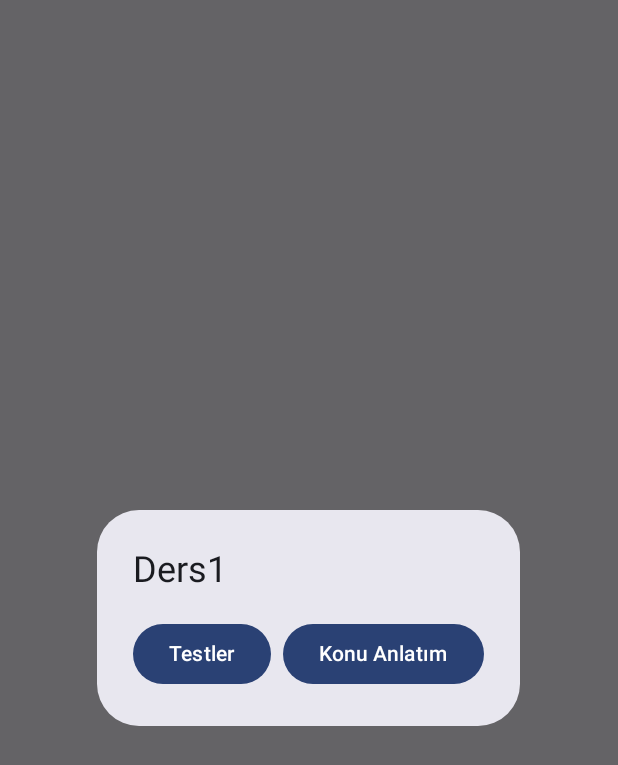
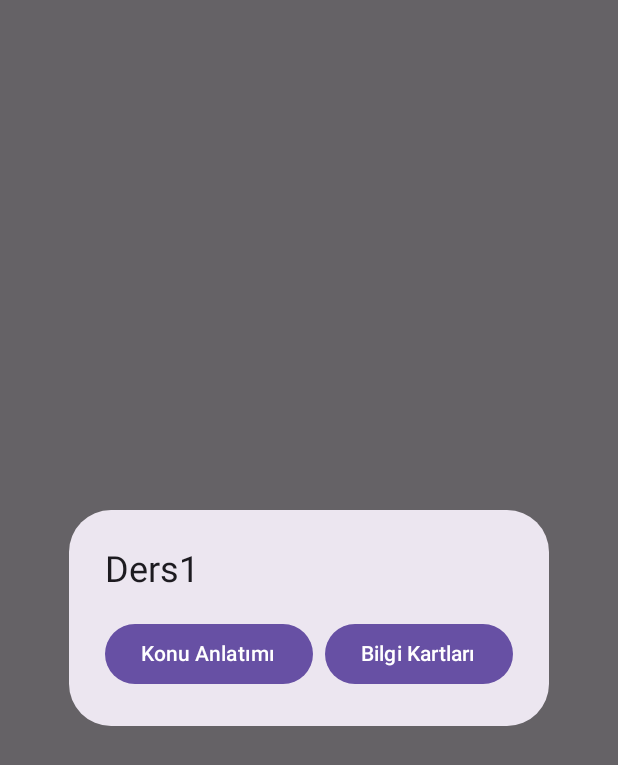
Before and after one commit to Tolgauunal/EhliyetSinavinaCalisiyorumm, an Android app built with Jetpack Compose: the composable AlertDialogSample called with sample values from the repository, on a phone screen of 412 x 824 dp. Shown: the top 765 px of the screen. Run offline under Robolectric (Android 15) with nearby library versions, the phone set to English and light mode, and no system bars; 2 statements that could not run were skipped.

Commit message:
testler eklendi

```diff
--- a/app/src/main/java/com/unallapps/ehliyetsinavinacalisiyorum/bilgikartlari/BilgiKartlari.kt
+++ b/app/src/main/java/com/unallapps/ehliyetsinavinacalisiyorum/bilgikartlari/BilgiKartlari.kt
@@ -27,7 +27,7 @@ import com.unallapps.ehliyetsinavinacalisiyorum.R
 fun BilgiKartlari(konuId: Int, paddingModifier: Modifier) {
     var progress by remember { mutableStateOf(0) }
     var bilgiKartiSize = 10f //Gelen veri ile eşleşecek size
-    Column(modifier = Modifier.fillMaxSize()) {
+    Column(modifier = paddingModifier) {
         Row(modifier = Modifier
             .fillMaxWidth()
             .padding(20.dp)) {
--- a/app/src/main/java/com/unallapps/ehliyetsinavinacalisiyorum/home/Home.kt
+++ b/app/src/main/java/com/unallapps/ehliyetsinavinacalisiyorum/home/Home.kt
@@ -32,7 +32,10 @@ import androidx.compose.ui.Alignment
 import androidx.compose.ui.ExperimentalComposeUiApi
 import androidx.compose.ui.Modifier
 import androidx.compose.ui.graphics.Color
+import androidx.compose.ui.res.colorResource
 import androidx.compose.ui.res.painterResource
+import androidx.compose.ui.text.font.FontStyle
+import androidx.compose.ui.text.font.FontWeight
 import androidx.compose.ui.text.style.TextAlign
 import androidx.compose.ui.unit.dp
 import androidx.compose.ui.unit.sp
@@ -41,12 +44,11 @@ import androidx.navigation.compose.rememberNavController
 import com.unallapps.ehliyetsinavinacalisiyorum.DatabaseDersler
 import com.unallapps.ehliyetsinavinacalisiyorum.DatabaseKonular
 import com.unallapps.ehliyetsinavinacalisiyorum.Dersler
-import com.unallapps.ehliyetsinavinacalisiyorum.NavigationGraph
 import com.unallapps.ehliyetsinavinacalisiyorum.R
 
 @OptIn(ExperimentalMaterial3Api::class, ExperimentalComposeUiApi::class)
 @Composable
-fun Home(paddingModifier: Modifier) {
+fun Home(paddingModifier: Modifier, navController: NavHostController) {
     val derslerSelectedItem = remember { mutableStateOf(0) }
     val searchText = remember { mutableStateOf("") }
     val alertDialog = remember { mutableStateOf(false) }
@@ -59,7 +61,7 @@ fun Home(paddingModifier: Modifier) {
         Row(verticalAlignment = Alignment.Top,
             horizontalArrangement = Arrangement.SpaceBetween,
             modifier = Modifier.fillMaxWidth()) {
-            Text(text = "Merhaba Misafir Kullanıcı!")
+            Text(text = "Merhaba Misafir Kullanıcı!", color = colorResource(id = R.color.kapaliMavi))
             Icon(painter = painterResource(id = R.drawable.home), contentDescription = "Profil Fotoğrafı")
         }
         Spacer(modifier = Modifier.padding(5.dp))
@@ -71,7 +73,7 @@ fun Home(paddingModifier: Modifier) {
                     Text(text = "Bütün Konulara Hızlı ve Kolay Yoldan Ulaşın")
                     OutlinedTextField(value = searchText.value,
                         onValueChange = { searchText.value = it },
-                        label = { Text(text = "Konu Arayın", fontSize = 10.sp) })
+                        label = { Text(text = "Konu Arayın", fontSize = 10.sp) }, maxLines = 1)
                 }
                 Image(painter = painterResource(id = R.drawable.learningback),
                     contentDescription = "",
@@ -95,8 +97,8 @@ fun Home(paddingModifier: Modifier) {
                             modifier = Modifier.clickable { derslerSelectedItem.value = it }) {
                             Row(verticalAlignment = Alignment.CenterVertically,
                                 horizontalArrangement = Arrangement.Center) {
+                                Image(painter = painterResource(id = ders.icon), contentDescription = "")
                                 Text(text = ders.name, modifier = Modifier.padding(10.dp), color = Color.White)
-                                Image(painter = painterResource(id = ders.icon), contentDescription = "")
                             }
                         }
                     } else {
@@ -134,12 +136,12 @@ fun Home(paddingModifier: Modifier) {
                                     .fillMaxWidth()
                                     .padding(5.dp)) {
                                 Row(verticalAlignment = Alignment.CenterVertically,
-                                    horizontalArrangement = Arrangement.SpaceBetween,
+                                    horizontalArrangement = Arrangement.Start,
                                     modifier = Modifier
                                         .fillMaxWidth()
                                         .padding(10.dp)) {
+                                    Image(painter = painterResource(id = konular.icon), contentDescription = "")
                                     Text(text = konular.name, modifier = Modifier.padding(10.dp), color = Color.White)
-                                    Image(painter = painterResource(id = konular.icon), contentDescription = "")
                                 }
                             }
                         }
@@ -148,14 +150,13 @@ fun Home(paddingModifier: Modifier) {
             }
         }
         if (alertDialog.value) {
-            AlertDialogSample(alertDialog, selectedKonu.value)
+            AlertDialogSample(alertDialog, selectedKonu.value,navController)
         }
     }
 }
 
 @Composable
-fun AlertDialogSample(alertDialog: MutableState<Boolean>, secilenKonu: Dersler) {
-    val navController = rememberNavController()
+fun AlertDialogSample(alertDialog: MutableState<Boolean>, secilenKonu: Dersler, navController: NavHostController) {
     val click = remember { mutableStateOf(false) }
     MaterialTheme {
         Column {
@@ -171,15 +172,17 @@ fun AlertDialogSample(alertDialog: MutableState<Boolean>, secilenKonu: Dersler)
                         openDialog.value = false
                         alertDialog.value = false
                         click.value = true
+                        navController.navigate("bilgiKartlari")
                     }) {
-                        Text("Konu Anlatım")
+                        Text("Bilgi Kartları")
                     }
                 }, dismissButton = {
                     Button(onClick = {
                         openDialog.value = false
                         alertDialog.value = false
+                        navController.navigate("konuAnlatimi")
                     }) {
-                        Text("Testler")
+                        Text("Konu Anlatımı")
                     }
                 })
             }
--- a/app/src/main/java/com/unallapps/ehliyetsinavinacalisiyorum/testler/TestlerNav.kt
+++ b/app/src/main/java/com/unallapps/ehliyetsinavinacalisiyorum/testler/TestlerNav.kt
@@ -21,13 +21,13 @@ import androidx.compose.ui.Modifier
 import androidx.compose.ui.graphics.Color
 import androidx.compose.ui.text.font.FontWeight
 import androidx.compose.ui.text.style.TextAlign
-import androidx.compose.ui.tooling.preview.Preview
 import androidx.compose.ui.unit.dp
 import androidx.compose.ui.unit.sp
+import androidx.navigation.NavHostController
 import com.unallapps.ehliyetsinavinacalisiyorum.DatabaseDersler
 
 @Composable
-fun Testler(paddingModifier: Modifier) {
+fun Testler(paddingModifier: Modifier, navController: NavHostController) {
     val selectedDersItemIndex = remember { mutableStateOf(0) }
     Column(modifier = Modifier.fillMaxSize(),
         verticalArrangement = Arrangement.Top,
@@ -69,7 +69,7 @@ fun Testler(paddingModifier: Modifier) {
                 }
             }
         })
-        Button(onClick = { Log.e("Test","Testi Başlat")}) {
+        Button(onClick = {navController.navigate("testEkrani")}) {
             Text(text = "Testi Başlat")
         }
     }
--- a/app/src/main/java/com/unallapps/ehliyetsinavinacalisiyorum/ui/theme/Theme.kt
+++ b/app/src/main/java/com/unallapps/ehliyetsinavinacalisiyorum/ui/theme/Theme.kt
@@ -32,25 +32,17 @@ private val LightColorScheme =
     */)
 
 @Composable
-fun EhliyetSinavinaCalisiyorumTheme(darkTheme: Boolean = isSystemInDarkTheme(), // Dynamic color is available on Android 12+
-                                    dynamicColor: Boolean = true, content: @Composable () -> Unit) {
+fun EhliyetSinavinaCalisiyorumTheme(dynamicColor: Boolean = true, content: @Composable () -> Unit) {
     val colorScheme = when {
         dynamicColor && Build.VERSION.SDK_INT >= Build.VERSION_CODES.S -> {
-            val context = LocalContext.current
-            if (darkTheme) dynamicDarkColorScheme(context) else dynamicLightColorScheme(context)
-        }
-
-        darkTheme -> DarkColorScheme
+            val context = LocalContext.current }
         else -> LightColorScheme
     }
     val view = LocalView.current
     if (!view.isInEditMode) {
         SideEffect {
-            val window = (view.context as Activity).window
-            window.statusBarColor = colorScheme.primary.toArgb()
-            WindowCompat.getInsetsController(window, view).isAppearanceLightStatusBars = darkTheme
-        }
+            val window = (view.context as Activity).window }
     }
 
-    MaterialTheme(colorScheme = colorScheme, typography = Typography, content = content)
+    MaterialTheme(typography = Typography, content = content)
 }
```
Also changed, not shown: app/src/main/java/com/unallapps/ehliyetsinavinacalisiyorum/BottomNavigationBar.kt (+10 -0 lines), app/src/main/java/com/unallapps/ehliyetsinavinacalisiyorum/BottomNavigationGraph.kt (+16 -2 lines), app/src/main/java/com/unallapps/ehliyetsinavinacalisiyorum/konular/KonuAnlatim.kt (+7 -2 lines), app/src/main/java/com/unallapps/ehliyetsinavinacalisiyorum/testler/TestEkrani.kt (+1 -9 lines).
